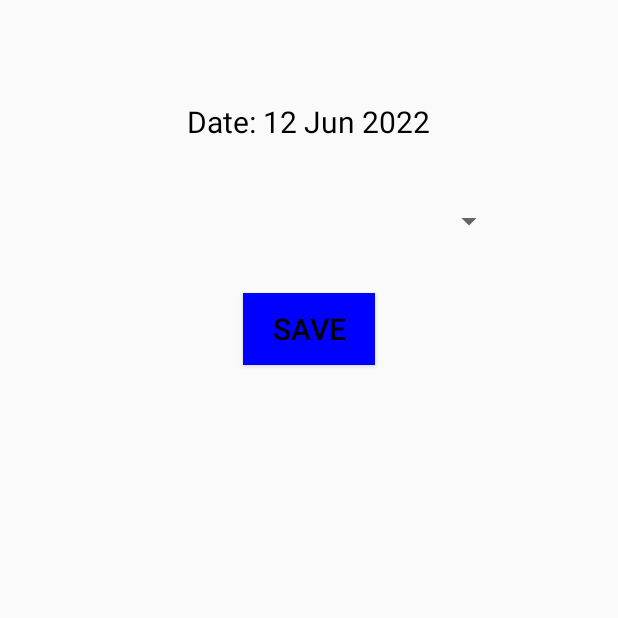
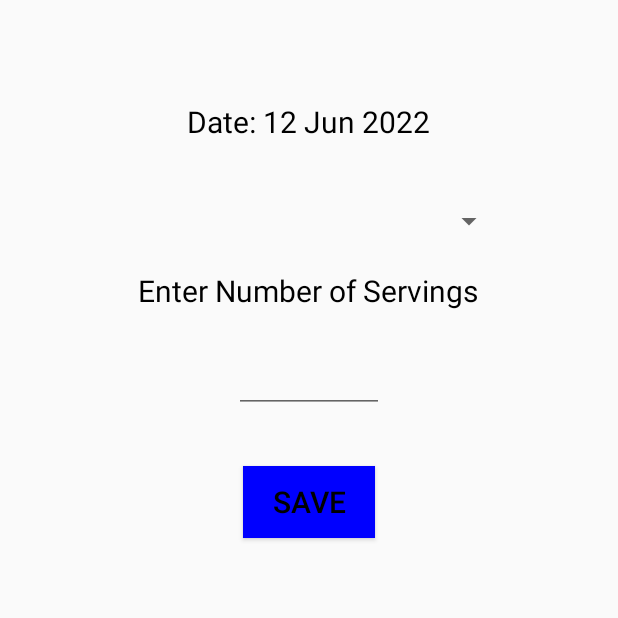
Before and after one commit to MaybeWilli/Kwick-Meal-Planner, an Android app: the calendar_input_meal screen opened directly, with no data from a screen before it, on a phone screen of 412 x 824 dp, the top half of it. Run offline under Robolectric (Android 15) with nearby library versions, the phone set to English and light mode, and no system bars.

Commit message:
Bug fixes and calories

```diff
--- a/app/src/main/java/com/example/ics3u/CalendarPage.java
+++ b/app/src/main/java/com/example/ics3u/CalendarPage.java
@@ -5,16 +5,12 @@ import android.os.Build;
 import android.os.Bundle;
 import android.util.Log;
 import android.view.View;
-import android.widget.Button;
 import android.widget.TextView;
-import android.widget.Toast;
 
 import androidx.annotation.RequiresApi;
 import androidx.appcompat.app.AppCompatActivity;
 import androidx.recyclerview.widget.GridLayoutManager;
 import androidx.recyclerview.widget.RecyclerView;
-
-import org.w3c.dom.Text;
 
 import java.time.LocalDate;
 import java.time.YearMonth;
@@ -37,6 +33,7 @@ public class CalendarPage extends AppCompatActivity implements CalendarAdapter.O
         setContentView(R.layout.activity_calendar_page);
         initWidgets();
         selectedDate = LocalDate.now();
+        setMonthView();
 
     }
 
--- a/app/src/main/java/com/example/ics3u/PlannedMeal.java
+++ b/app/src/main/java/com/example/ics3u/PlannedMeal.java
@@ -1,14 +1,14 @@
 package com.example.ics3u;
-
-import java.time.LocalDate;
 
 public class PlannedMeal {
     public Meal meal;
     public String date;
+    public float servings;
 
-    public PlannedMeal(Meal meal, String date)
+    public PlannedMeal(Meal meal, String date, float servings)
     {
         this.meal = meal;
         this.date = date;
+        this.servings = servings;
     }
 }
--- a/app/src/main/java/com/example/ics3u/SavedMeal.java
+++ b/app/src/main/java/com/example/ics3u/SavedMeal.java
@@ -19,4 +19,10 @@ public class SavedMeal {
     @ColumnInfo(name = "meal_ingredients")
     public String ingredients;
 
+    @ColumnInfo(name = "meal_calories")
+    public float calories;
+
+    @ColumnInfo(name = "meal_servings")
+    public float servings;
+
 }
--- a/app/src/main/java/com/example/ics3u/calendar_input_meal.java
+++ b/app/src/main/java/com/example/ics3u/calendar_input_meal.java
@@ -1,6 +1,4 @@
 package com.example.ics3u;
-
-import androidx.appcompat.app.AppCompatActivity;
 
 import android.os.Bundle;
 import android.util.Log;
@@ -10,6 +8,8 @@ import android.widget.EditText;
 import android.widget.Spinner;
 import android.widget.TextView;
 
+import androidx.appcompat.app.AppCompatActivity;
+
 import java.util.ArrayList;
 
 public class calendar_input_meal extends AppCompatActivity {
@@ -18,6 +18,7 @@ public class calendar_input_meal extends AppCompatActivity {
     private Spinner mealInputSpinner;
     private ArrayList<String> arrayList = new ArrayList<>();
     private TextView dailyMeal;
+    private EditText servingsET;
 
     @Override
     protected void onCreate(Bundle savedInstanceState) {
@@ -45,6 +46,7 @@ public class calendar_input_meal extends AppCompatActivity {
         Log.e("hmm", "Hello3");
         //set the meals
         String mealText = "";
+        float totalCalories = 0;
         Boolean hasMeals = Boolean.FALSE;
         Log.e("hmm", "Hello3.1"+MealManager.plannedMeals.size());
         if (MealManager.plannedMeals.size() != 0)
@@ -57,6 +59,7 @@ public class calendar_input_meal extends AppCompatActivity {
                 if (MealManager.plannedMeals.get(i).date.equals(CalendarPage.currentDate))
                 {
                     mealText = mealText + "\n-"+MealManager.plannedMeals.get(i).meal.name;
+                    totalCalories += MealManager.plannedMeals.get(i).meal.calories * MealManager.plannedMeals.get(i).servings;
                     hasMeals = Boolean.TRUE;
                 }
                 Log.e("hmm", "Hmm");
@@ -66,6 +69,7 @@ public class calendar_input_meal extends AppCompatActivity {
         if (hasMeals)
         {
             mealText = "Here are today's meals:" + mealText;
+            mealText += "\nToday's total calories: "+totalCalories;
         }
         Log.e("hmm", "Hello4");
         dailyMeal.setText(mealText);
@@ -77,6 +81,7 @@ public class calendar_input_meal extends AppCompatActivity {
         calenderET = findViewById(R.id.mealInputET);
         dateTV = findViewById(R.id.dateTV);
         dailyMeal = findViewById(R.id.dailyMeals);
+        servingsET = findViewById(R.id.servingsET);
     }
 
     public void calendarSaveMeal(View view)
@@ -91,7 +96,16 @@ public class calendar_input_meal extends AppCompatActivity {
             }
         }
         Log.e("hmm", "Well, not here!");
-        MealManager.addPlannedMeal(selectedMeal, CalendarPage.currentDate);
+        float servings;
+        if (!servingsET.getText().toString().equals(""))
+        {
+            servings = Float.parseFloat(servingsET.getText().toString());
+        }
+        else
+        {
+            servings = 0;
+        }
+        MealManager.addPlannedMeal(selectedMeal, CalendarPage.currentDate, servings);
         Log.e("hmm", "wacky");
         finish();
     }
--- a/app/src/main/res/layout/activity_calendar_input_meal.xml
+++ b/app/src/main/res/layout/activity_calendar_input_meal.xml
@@ -52,6 +52,28 @@
             />
     </LinearLayout>
 
+    <TextView
+        android:layout_width="wrap_content"
+        android:layout_height="wrap_content"
+        android:layout_gravity="center"
+        android:layout_marginTop="20dp"
+        android:text="Enter Number of Servings"
+        android:textAlignment="center"
+        android:textSize="20sp"
+        android:textColor="@color/black"
+        />
+
+    <EditText
+        android:id="@+id/servingsET"
+        android:layout_width="100sp"
+        android:layout_height="wrap_content"
+        android:layout_gravity="center"
+        android:layout_marginTop="20dp"
+        android:textAlignment="center"
+        android:textSize="20sp"
+        android:textColor="@color/black"
+        />
+
     <Button
         android:id="@+id/mealSaveButton"
         android:layout_width="wrap_content"
--- a/app/src/main/res/layout/activity_main.xml
+++ b/app/src/main/res/layout/activity_main.xml
@@ -35,6 +35,6 @@
 		android:layout_height="wrap_content"
 		android:layout_below="@+id/inputMealPageButton"
 		android:layout_centerHorizontal="true"
-		android:text="Open Meal Input" />
+		android:text="Open Meal Display" />
 
 </RelativeLayout>
```
Also changed, not shown: app/src/main/java/com/example/ics3u/DisplayMealPage.java (+3 -5 lines), app/src/main/java/com/example/ics3u/Meal.java (+7 -0 lines), app/src/main/java/com/example/ics3u/MealInputPage.java (+21 -5 lines), app/src/main/java/com/example/ics3u/MealManager.java (+35 -10 lines), app/src/main/res/layout/activity_meal_input_page.xml (+37 -9 lines).
